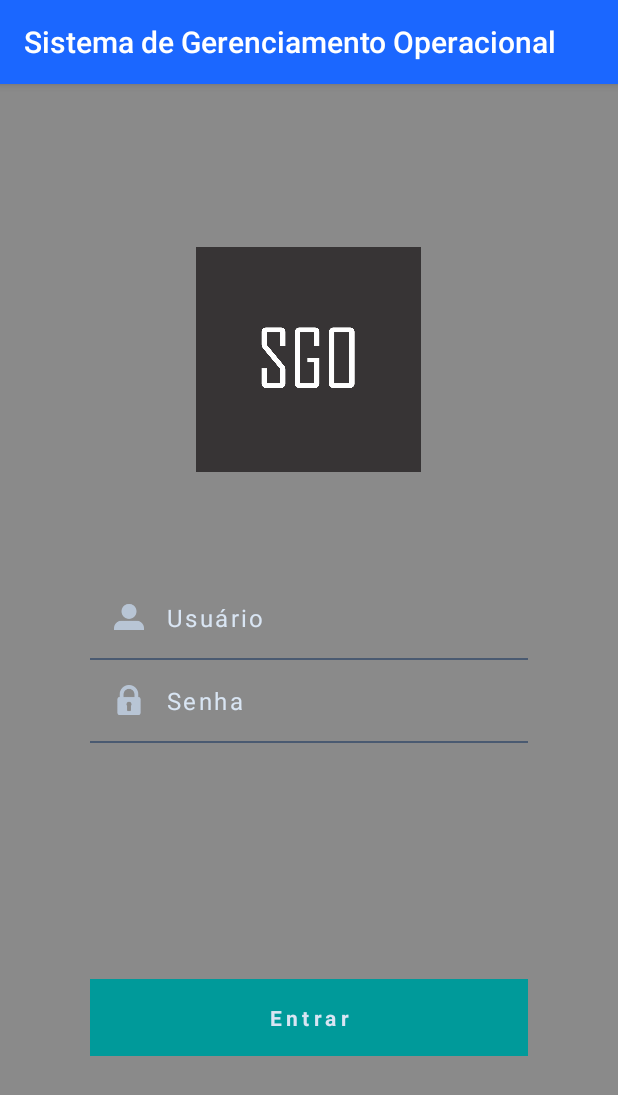
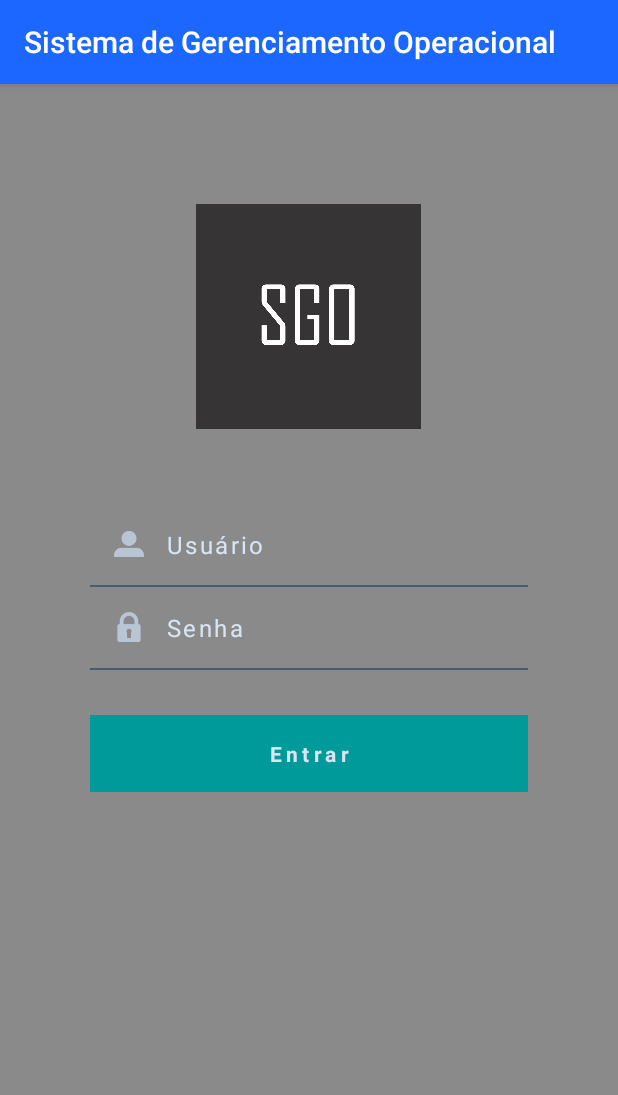
Before and after one commit to AlexandreMenegassi/Sistema-de-Gerenciamento-Operacional, an Android app: the screen it shows after launch (LoginActivity), on a phone screen of 412 x 824 dp. Shown: the top 1095 px of the screen. Run offline under Robolectric (Android 15) with nearby library versions, the phone set to English and light mode, and no system bars.

Commit message:
Corrigindo layout adicionando scrow view para rolagem da tela

```diff
--- a/app/src/main/res/layout/activity_login.xml
+++ b/app/src/main/res/layout/activity_login.xml
@@ -6,17 +6,29 @@
     android:background="@drawable/fundo"
     tools:context=".view.login.LoginActivity">
 
+    <ScrollView
+        android:layout_width="match_parent"
+        android:layout_height="match_parent">
+
         <LinearLayout
             android:layout_width="match_parent"
             android:layout_height="match_parent"
             android:gravity="center"
+            android:orientation="vertical"
             android:paddingLeft="60dp"
             android:paddingRight="60dp">
+
+            <ImageView
+                android:layout_width="150dp"
+                android:layout_height="150dp"
+                android:src="@drawable/logo_sgo"
+                android:layout_marginTop="80dp"/>
 
             <LinearLayout
                 android:layout_width="match_parent"
                 android:layout_height="wrap_content"
-            android:orientation="vertical">
+                android:orientation="vertical"
+                android:layout_marginTop="50dp">
 
                 <LinearLayout
                     android:layout_width="match_parent"
@@ -80,23 +92,13 @@
                     android:layout_height="1dp"
                     android:background="#4a5a71"></LinearLayout>
             </LinearLayout>
-    </LinearLayout>
-
-    <LinearLayout
-        android:layout_width="match_parent"
-        android:layout_height="match_parent"
-        android:layout_marginBottom="20dp"
-        android:gravity="bottom"
-        android:orientation="vertical"
-        android:paddingLeft="60dp"
-        android:paddingRight="60dp">
 
             <TextView
                 android:id="@+id/btn_login_Id"
                 android:layout_width="match_parent"
                 android:layout_height="wrap_content"
                 android:layout_gravity="bottom"
-            android:layout_marginBottom="100dp"
+                android:layout_marginTop="30dp"
                 android:background="#009a9a"
                 android:gravity="center"
                 android:letterSpacing="0.2"
@@ -105,16 +107,5 @@
                 android:textColor="#d9e5f3"
                 android:textStyle="bold" />
         </LinearLayout>
-
-    <LinearLayout
-        android:layout_width="match_parent"
-        android:layout_height="match_parent"
-        android:layout_marginBottom="400dp"
-        android:gravity="center">
-
-        <ImageView
-            android:layout_width="150dp"
-            android:layout_height="150dp"
-            android:src="@drawable/logo_sgo" />
-    </LinearLayout>
+    </ScrollView>
 </RelativeLayout>
```
Lines whose indentation alone changed are shown as unchanged.
